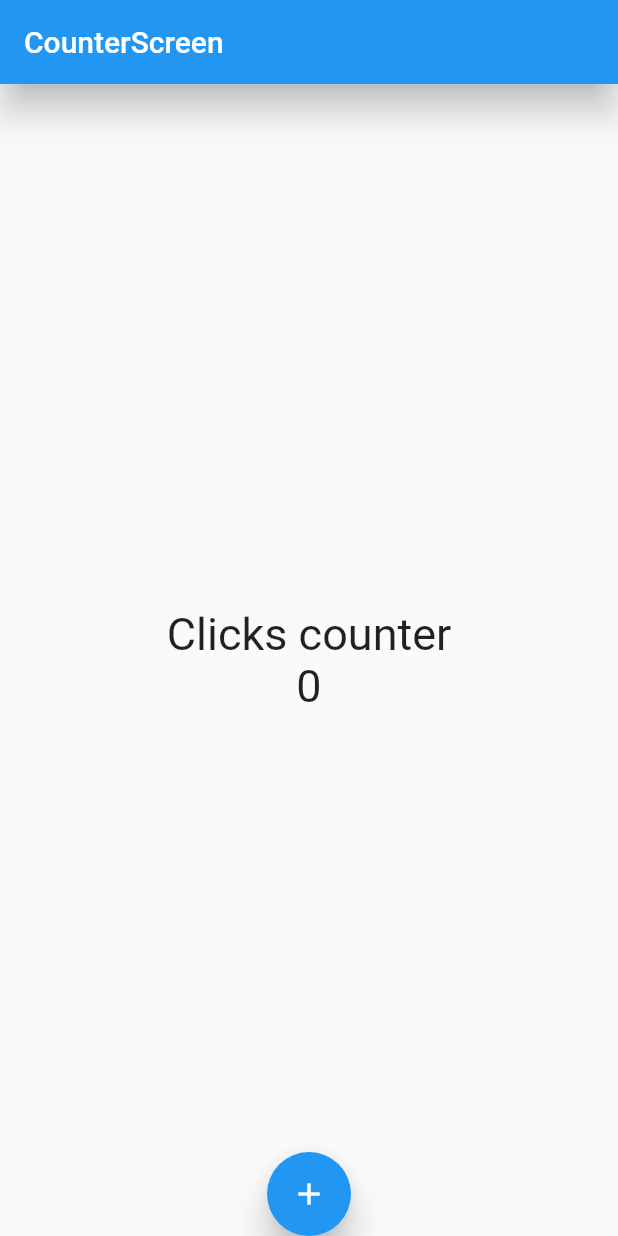
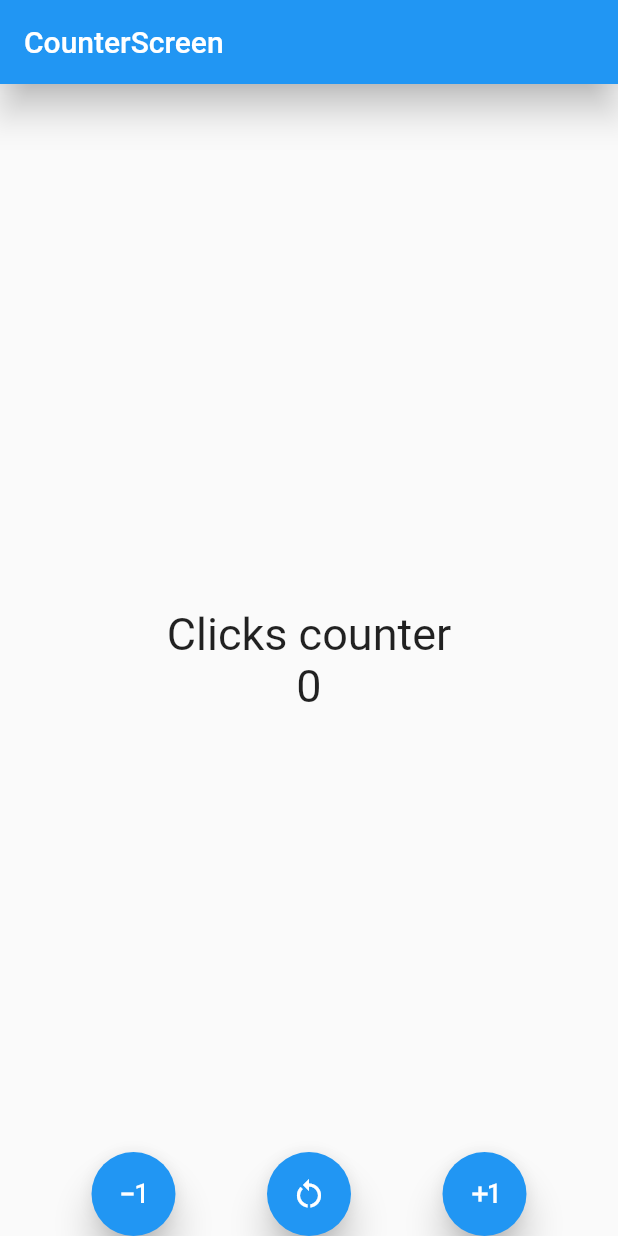
Before and after one commit to iamtonycabrera/flutter-counter-application, a Flutter app: the screen it shows after launch, on a phone screen of 412 x 824 dp. Run offline on Flutter 3.47's test engine with Material 2 defaults, Android fonts, the phone set to English and light mode, and no system bars.

Commit message:
Counter Application

```diff
--- a/lib/screens/counter_screen.dart
+++ b/lib/screens/counter_screen.dart
@@ -9,6 +9,21 @@ class CounterScreen extends StatefulWidget {
 
 class _CounterScreenState extends State<CounterScreen> {
   int counter = 0;
+
+  void decrease() {
+    counter--;
+    setState(() {});
+  }
+
+  void reset() {
+    counter = 0;
+    setState(() {});
+  }
+
+  void increase() {
+    counter++;
+    setState(() {});
+  }
 
   @override
   Widget build(BuildContext context) {
@@ -35,14 +50,48 @@ class _CounterScreenState extends State<CounterScreen> {
         ),
       ),
       floatingActionButtonLocation: FloatingActionButtonLocation.centerDocked,
-      floatingActionButton: FloatingActionButton(
-        child: const Icon(Icons.add),
-        elevation: 10,
-        onPressed: () {
-          counter++;
-          setState(() {});
-        },
+      floatingActionButton: CustomFloatingActionButtons(
+        increaseFn: increase,
+        decreaseFn: decrease,
+        restartFn: reset,
       ),
     );
   }
 }
+
+class CustomFloatingActionButtons extends StatelessWidget {
+  final Function increaseFn;
+  final Function decreaseFn;
+  final Function restartFn;
+
+  const CustomFloatingActionButtons({
+    Key? key,
+    required this.increaseFn,
+    required this.decreaseFn,
+    required this.restartFn,
+  }) : super(key: key);
+
+  @override
+  Widget build(BuildContext context) {
+    return Row(
+      mainAxisAlignment: MainAxisAlignment.spaceEvenly,
+      children: [
+        FloatingActionButton(
+          child: const Icon(Icons.exposure_minus_1_outlined),
+          elevation: 10,
+          onPressed: () => decreaseFn(),
+        ),
+        FloatingActionButton(
+          child: const Icon(Icons.restart_alt),
+          elevation: 10,
+          onPressed: () => restartFn(),
+        ),
+        FloatingActionButton(
+          child: const Icon(Icons.exposure_plus_1_outlined),
+          elevation: 10,
+          onPressed: () => increaseFn(),
+        ),
+      ],
+    );
+  }
+}
```
